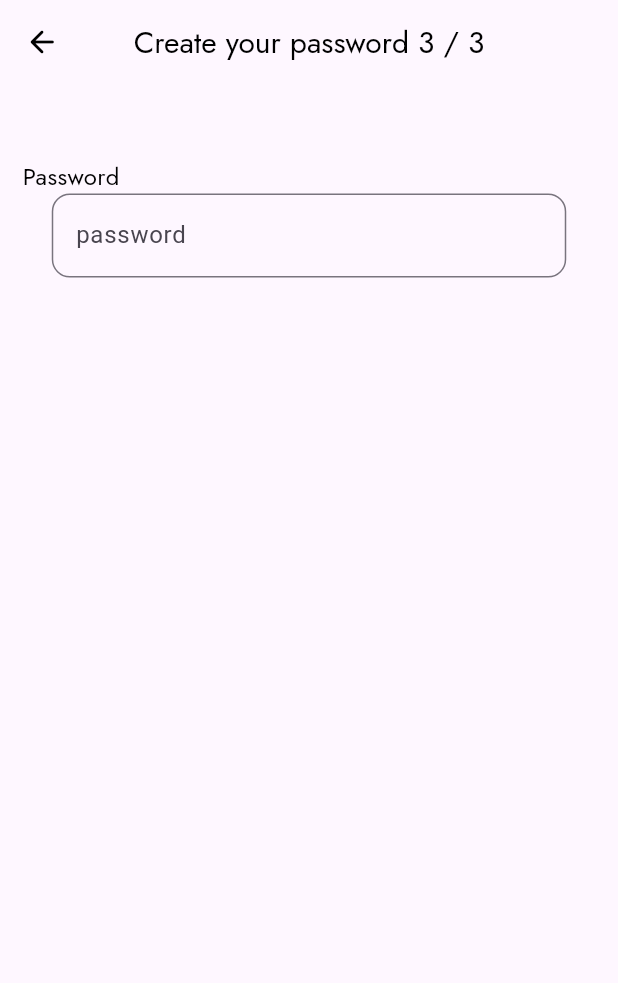
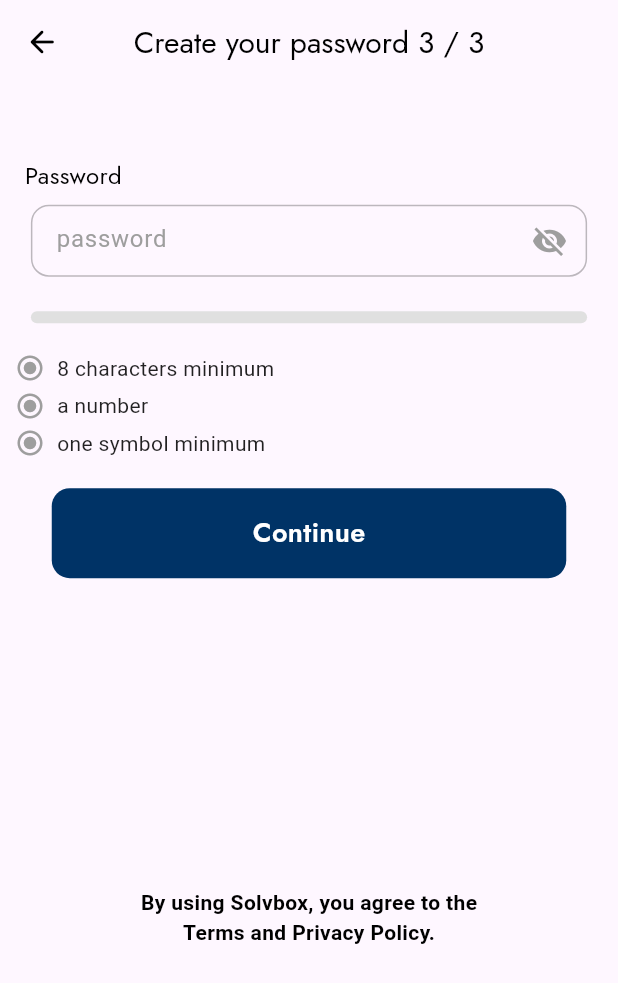
Before and after one commit to asifnawaz077/team_work_project, a Flutter app: the SignupView4 screen opened directly, on a phone screen of 412 x 824 dp. Shown: the top 983 px of the screen. Run offline on Flutter 3.47's test engine with Material 3 defaults, Android fonts, the phone set to English and light mode, and no system bars; our stand-ins replace google_fonts.

Commit message:
signup_view_4_Done

```diff
--- a/lib/View/Auth_View/SignUpViews/signup_view_4.dart
+++ b/lib/View/Auth_View/SignUpViews/signup_view_4.dart
@@ -1,14 +1,35 @@
 import 'package:flutter/material.dart';
 import 'package:google_fonts/google_fonts.dart';
+import 'package:team_work_project/Controller/constentes/blue_button/blue_button_widget.dart';
 import 'package:team_work_project/Controller/icon_buttons/arrow_back_icon.dart';
 import 'package:team_work_project/Controller/text_comp/text_component.dart';
-import 'package:team_work_project/Controller/textformfield/textform_field.dart';
 
-class SignupView4 extends StatelessWidget {
+class SignupView4 extends StatefulWidget {
   SignupView4({super.key});
+
+  @override
+  State<SignupView4> createState() => _SignupView4State();
+}
+
+class _SignupView4State extends State<SignupView4> {
   TextEditingController passwordController = TextEditingController();
+  bool hasMinLength = false;
+  bool hasNumber = false;
+  bool hasSymbol = false;
+  bool isObscure = true;
+
+  void _validatePassword(String password) {
+    setState(() {
+      hasMinLength = password.length >= 8;
+      hasNumber = RegExp(r'[0-9]').hasMatch(password);
+      hasSymbol = RegExp(r'[!@#\$%^&*(),.?":{}|<>]').hasMatch(password);
+    });
+  }
+
   @override
   Widget build(BuildContext context) {
+    final screenWidth = MediaQuery.of(context).size.width;
+
     return Scaffold(
       appBar: AppBar(
         leading: ArrowBackIcon(
@@ -28,29 +49,118 @@ class SignupView4 extends StatelessWidget {
       body: SingleChildScrollView(
         child: Column(
           children: [
-            SizedBox(
-              height: 50,
-            ),
+            SizedBox(height: screenWidth * 0.12),
             Row(
               children: [
-                SizedBox(
-                  width: 15,
+                SizedBox(width: screenWidth * 0.04),
+                CustomText(
+                  label: 'Password',
+                  size: 16,
+                  weight: FontWeight.w400,
+                  fontType: GoogleFonts.jost,
                 ),
-                CustomText(
-                    label: 'Password',
-                    size: 16,
-                    weight: FontWeight.w400,
-                    fontType: GoogleFonts.jost),
               ],
             ),
-            CustomTextField(
-              hintText: 'password',
-              controller: passwordController,
-              isPassword: true,
-            )
+            Center(
+              child: Container(
+                height: 48,
+                width: screenWidth * 0.9,
+                margin: const EdgeInsets.symmetric(vertical: 8),
+                decoration: BoxDecoration(
+                  borderRadius: BorderRadius.circular(12),
+                  border: Border.all(color: Colors.black26),
+                ),
+                child: TextFormField(
+                  controller: passwordController,
+                  obscureText: isObscure,
+                  onChanged: _validatePassword,
+                  style: TextStyle(fontSize: 16),
+                  decoration: InputDecoration(
+                    contentPadding: const EdgeInsets.symmetric(
+                        horizontal: 16, vertical: 12),
+                    hintText: 'password',
+                    hintStyle: TextStyle(color: Colors.grey),
+                    border: InputBorder.none,
+                    suffixIcon: IconButton(
+                      icon: Icon(
+                        isObscure ? Icons.visibility_off : Icons.visibility,
+                        color: Colors.grey,
+                      ),
+                      onPressed: () {
+                        setState(() {
+                          isObscure = !isObscure;
+                        });
+                      },
+                    ),
+                  ),
+                ),
+              ),
+            ),
+            SizedBox(height: 15),
+            Container(
+              height: 8,
+              width: screenWidth * 0.9,
+              decoration: BoxDecoration(
+                borderRadius: BorderRadius.circular(4),
+                color: hasMinLength && hasNumber && hasSymbol
+                    ? Color(0xFF498200)
+                    : Colors.grey.shade300,
+              ),
+            ),
+            SizedBox(height: 20),
+            Column(
+              crossAxisAlignment: CrossAxisAlignment.start,
+              children: [
+                _buildRuleTile("8 characters minimum", hasMinLength),
+                SizedBox(height: 5),
+                _buildRuleTile("a number", hasNumber),
+                SizedBox(height: 5),
+                _buildRuleTile("one symbol minimum", hasSymbol),
+              ],
+            ),
+            SizedBox(height: 20),
+            BlueButtonWidget(onPressed: () {}, text: 'Continue'),
+            SizedBox(height: screenWidth * 0.5),
+            CustomText(
+              label: 'By using Solvbox, you agree to the',
+              size: 14,
+              weight: FontWeight.w600,
+              fontType: GoogleFonts.roboto,
+            ),
+            CustomText(
+              label: 'Terms and Privacy Policy.',
+              size: 14,
+              weight: FontWeight.w600,
+              fontType: GoogleFonts.roboto,
+            ),
           ],
         ),
       ),
     );
   }
+
+  Widget _buildRuleTile(String text, bool conditionMet) {
+    return Padding(
+      padding: const EdgeInsets.only(left: 10.0),
+      child: Row(
+        crossAxisAlignment: CrossAxisAlignment.center,
+        children: [
+          Icon(
+            Icons.radio_button_checked,
+            color: conditionMet ? Color(0xFF498200) : Colors.grey,
+            size: 20,
+          ),
+          SizedBox(width: 8),
+          Text(
+            text,
+            style: GoogleFonts.roboto(
+              fontSize: 14,
+              color: Colors.black87,
+              fontWeight: FontWeight.w400,
+            ),
+          ),
+        ],
+      ),
+    );
+  }
 }
--- a/lib/main.dart
+++ b/lib/main.dart
@@ -1,5 +1,5 @@
 import 'package:flutter/material.dart';
-import 'package:team_work_project/View/Splash_View/Splash_View.dart';
+import 'package:team_work_project/View/Auth_View/Splash_View/Splash_View.dart';
 
 void main() {
   runApp(MyApp());
```
